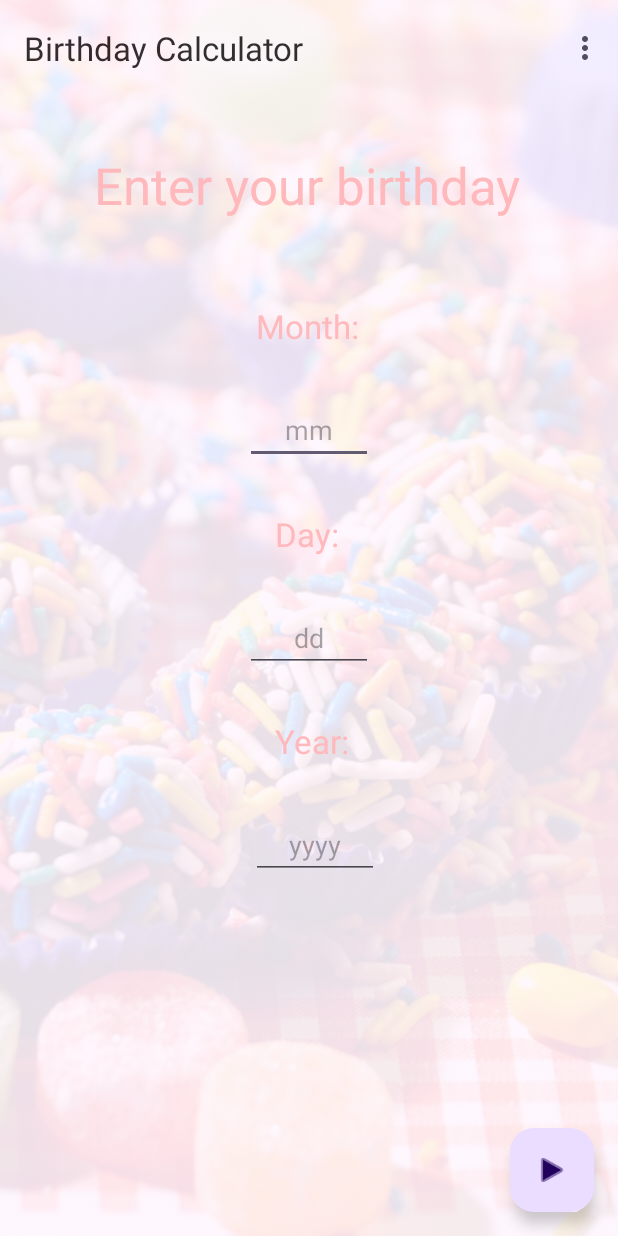
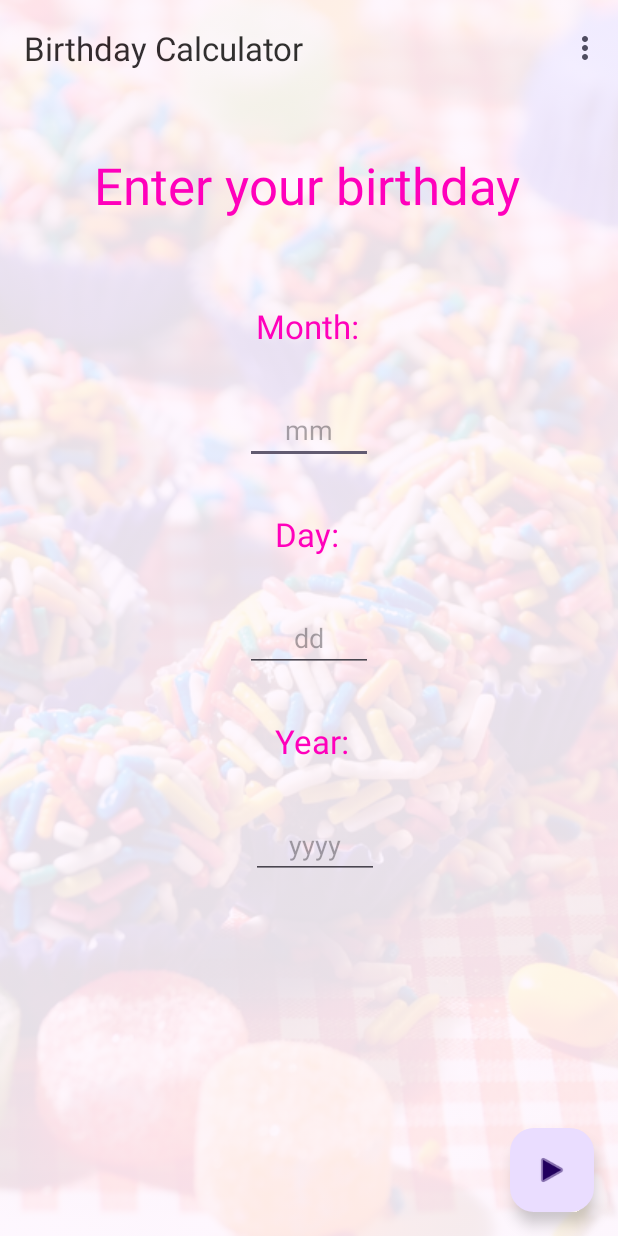
Before and after one commit to yglazer/BirthdayCalculator, an Android app: the screen it shows after launch (MainActivity), on a phone screen of 412 x 824 dp. Run offline under Robolectric (Android 15) with nearby library versions, the phone set to English and light mode, and no system bars.

Commit message:
changed color

```diff
--- a/app/src/main/res/values/colors.xml
+++ b/app/src/main/res/values/colors.xml
@@ -2,5 +2,5 @@
 <resources>
     <color name="black">#FF000000</color>
     <color name="white">#FFFFFFFF</color>
-    <color name="pink">#FFB8BB</color>
+    <color name="pink">#FF00BB</color>
 </resources>
```
